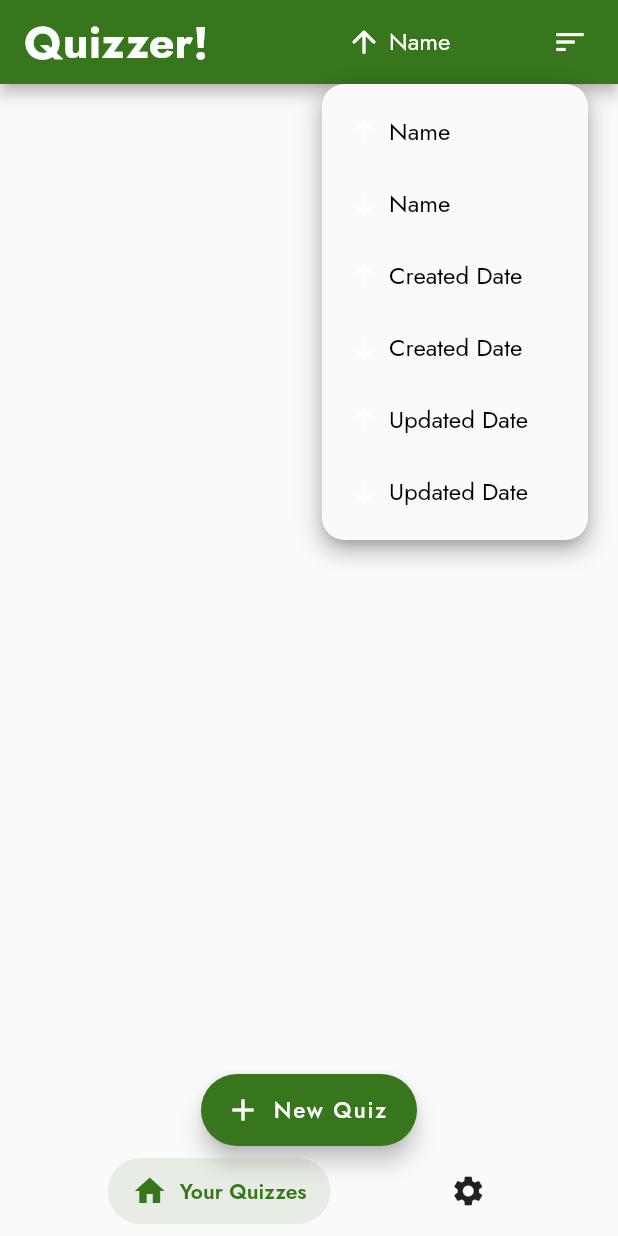
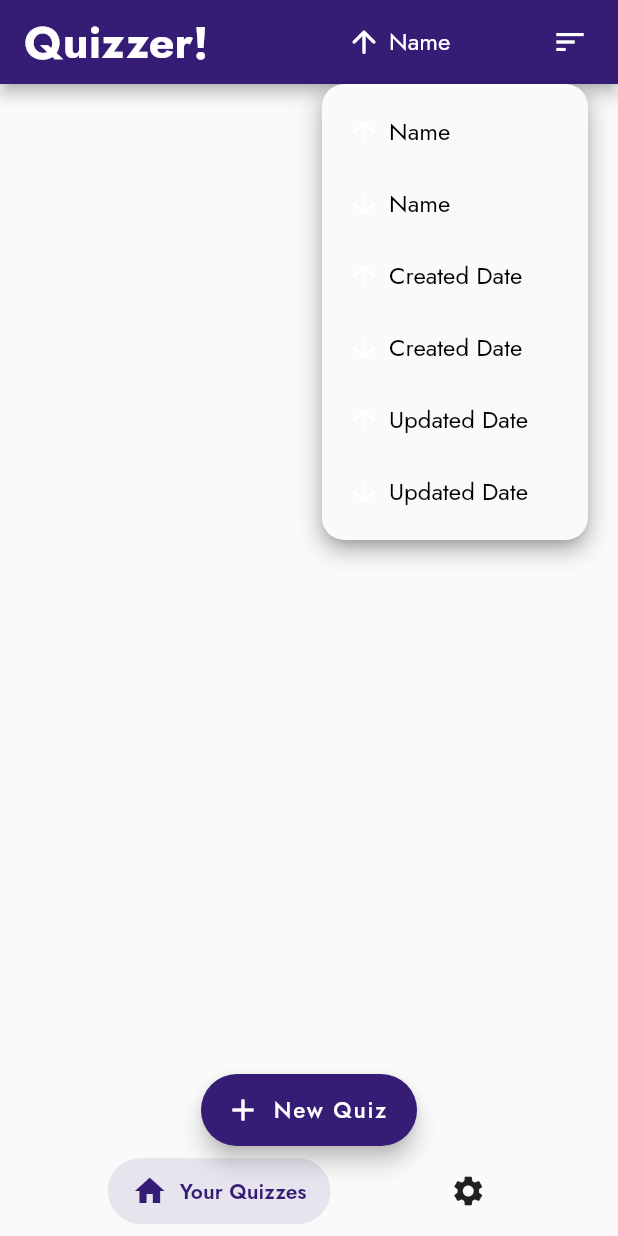
Before and after one commit to a-knaw-knee-mus/Flutter-Quizzer, a Flutter app: the screen it shows after launch, after a tap on "Name", on a phone screen of 412 x 824 dp. Run offline on Flutter 3.47's test engine with Material 2 defaults, Android fonts, the phone set to English and light mode, and no system bars; drawn by our look-alikes of dropdown_button2, salomon_bottom_bar; our stand-ins replace flutter_slidable, google_fonts, hive, hive_flutter, smooth_page_indicator; missing offline and left inert: flutter_flip_card; accounts and stored records are empty.

Commit message:
save user color theme to local storange

```diff
--- a/lib/main.dart
+++ b/lib/main.dart
@@ -1,4 +1,5 @@
 import 'package:flutter/material.dart';
+import 'package:flutter_quizzer/schema/preference.dart';
 import 'package:flutter_quizzer/schema/question.dart';
 import 'package:flutter_quizzer/schema/quiz.dart';
 import 'package:flutter_quizzer/screens/profile_screen.dart';
@@ -10,20 +11,13 @@ import 'package:provider/provider.dart';
 import 'package:salomon_bottom_bar/salomon_bottom_bar.dart';
 
 class ColorProvider extends ChangeNotifier {
-  ColorType _color = ColorType.blue;
+  ColorType _color = ColorType.purple;
 
   ColorType get color => _color;
 
   set color(ColorType newColor) {
     _color = newColor;
     notifyListeners();
-  }
-
-  void init(ColorType newColor) {
-    if (_color != newColor) {
-      _color = newColor;
-      notifyListeners();
-    }
   }
 }
 
@@ -34,6 +28,8 @@ void main() async {
   await Hive.openBox<Quiz>('quizBox');
   Hive.registerAdapter(QuestionAdapter());
   await Hive.openBox<Question>('questionBox');
+  Hive.registerAdapter(PreferenceAdapter());
+  await Hive.openBox<Preference>('prefBox');
 
   runApp(ChangeNotifierProvider(
     create: (context) => ColorProvider(),
@@ -50,9 +46,13 @@ class MyApp extends StatefulWidget {
 
 class _MyAppState extends State<MyApp> {
   _MyAppState() {
+    Preference userTheme = Hive.box<Preference>('prefBox').get(
+      'colorTheme',
+      defaultValue: Preference(value: 'purple'),
+    )!;
     WidgetsBinding.instance.addPostFrameCallback((_) {
-      Provider.of<ColorProvider>(context, listen: false)
-          .init(ColorType.green);
+      Provider.of<ColorProvider>(context, listen: false).color =
+          ColorTypeExtension.getColorTypeFromString(userTheme.value);
     });
   }
 
--- /dev/null
+++ b/lib/schema/preference.dart
@@ -0,0 +1,14 @@
+import 'package:hive/hive.dart';
+
+part 'preference.g.dart';
+
+// Key will be the preference name
+@HiveType(typeId: 2)
+class Preference {
+  Preference({
+    required this.value,
+  });
+
+  @HiveField(0)
+  String value;
+}
--- a/lib/screens/profile_screen.dart
+++ b/lib/screens/profile_screen.dart
@@ -1,7 +1,9 @@
 import 'package:dropdown_button2/dropdown_button2.dart';
 import 'package:flutter/material.dart';
 import 'package:flutter_quizzer/main.dart';
+import 'package:flutter_quizzer/schema/preference.dart';
 import 'package:flutter_quizzer/util/color_types.dart';
+import 'package:hive_flutter/hive_flutter.dart';
 import 'package:provider/provider.dart';
 
 class ProfileScreen extends StatefulWidget {
@@ -40,6 +42,11 @@ class _ProfileScreenState extends State<ProfileScreen> {
             ),
             onChanged: (ColorType? newColor) {
               context.read<ColorProvider>().color = newColor!;
+              Hive.box<Preference>('prefBox').put(
+                  'colorTheme',
+                  Preference(
+                    value: newColor.getName(),
+                  ));
             },
             items: ColorType.values.map((ColorType c) {
               return DropdownMenuItem(
--- a/lib/util/color_types.dart
+++ b/lib/util/color_types.dart
@@ -91,4 +91,29 @@ extension ColorTypeExtension on ColorType {
         return 'Purple';
     }
   }
+
+  static ColorType getColorTypeFromString(String color) {
+    color = color.toLowerCase();
+
+    switch (color) {
+      case 'blue':
+        return ColorType.blue;
+      case 'cyan':
+        return ColorType.cyan;
+      case 'green':
+        return ColorType.green;
+      case 'magenta':
+        return ColorType.magenta;
+      case 'orange':
+        return ColorType.orange;
+      case 'purple':
+        return ColorType.purple;
+      case 'red':
+        return ColorType.red;
+      case 'yellow':
+        return ColorType.yellow;
+      default:
+        return ColorType.purple;
+    }
+  }
 }
```
Also changed, not shown: lib/schema/preference.g.dart (added).
